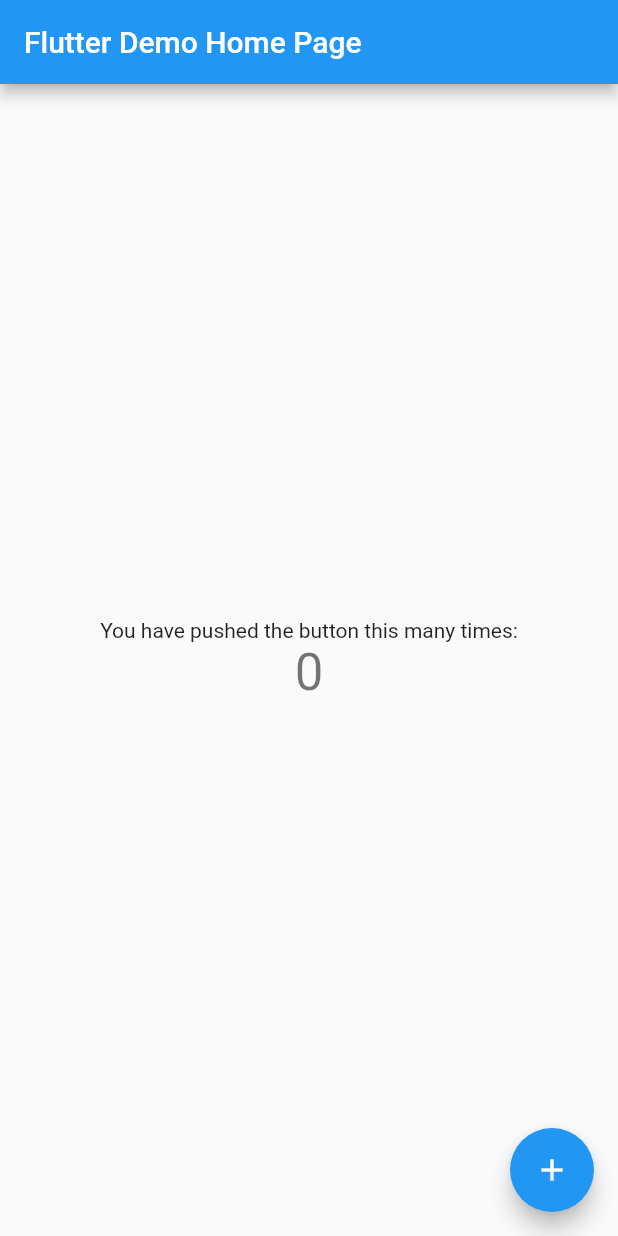
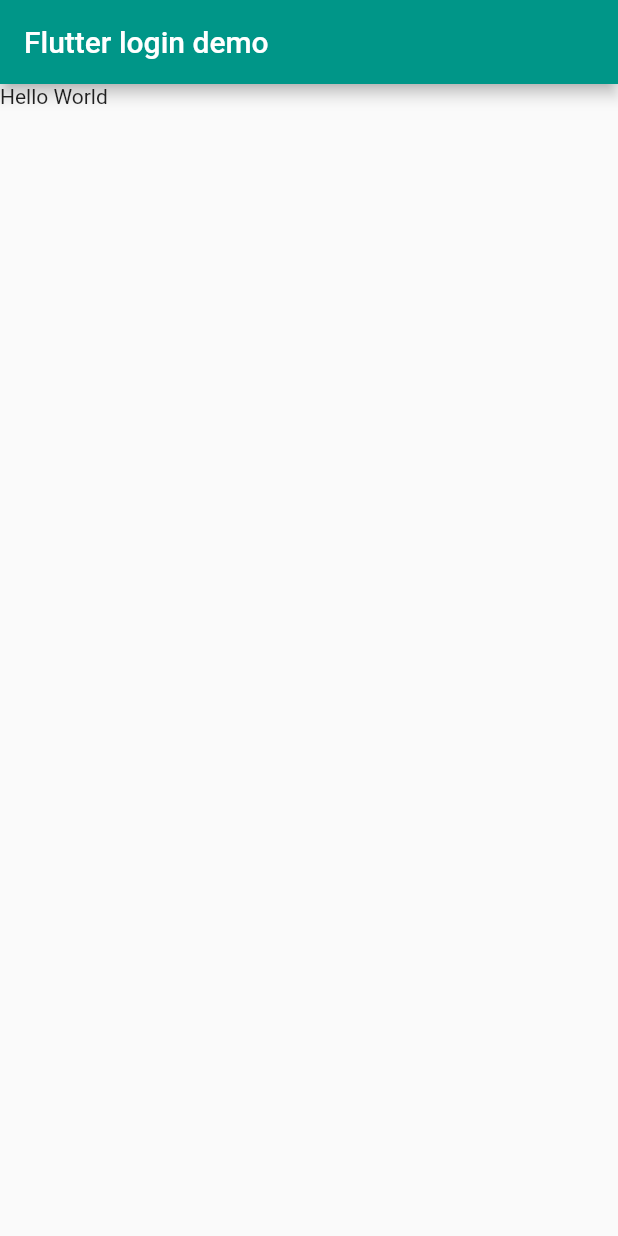
Before and after one commit to pjayathissa/cbac, a Flutter app: the screen it shows after launch, on a phone screen of 412 x 824 dp. Run offline on Flutter 3.47's test engine with Material 2 defaults, Android fonts, the light colour scheme and no system bars; our stand-ins replace qr_flutter.

Commit message:
added firebase and started login page

```diff
--- /dev/null
+++ b/cbacClinicianApp/lib/login_page.dart
@@ -0,0 +1,23 @@
+import 'package:flutter/material.dart';
+
+class LoginPage extends StatefulWidget {
+
+  @override
+  State<StatefulWidget> createState() => new _LoginPageState();
+
+}
+
+class _LoginPageState extends State<LoginPage>{
+
+  @override
+  Widget build(BuildContext context) {
+    return Scaffold(
+      appBar: AppBar(
+        title: Text("Flutter login demo"),
+      ),
+      body: Container(
+        child: Text("Hello World"),
+      ),
+    );
+  }
+}
--- a/cbacClinicianApp/lib/main.dart
+++ b/cbacClinicianApp/lib/main.dart
@@ -1,117 +1,19 @@
 import 'package:flutter/material.dart';
 
-void main() {
-  runApp(MyApp());
-}
+import 'login_page.dart';
+
+void main() => runApp(MyApp());
 
 class MyApp extends StatelessWidget {
-  // This widget is the root of your application.
+
   @override
   Widget build(BuildContext context) {
     return MaterialApp(
-      title: 'Flutter Demo',
+      title: 'Flutter Login Demo',
       theme: ThemeData(
-        // This is the theme of your application.
-        //
-        // Try running your application with "flutter run". You'll see the
-        // application has a blue toolbar. Then, without quitting the app, try
-        // changing the primarySwatch below to Colors.green and then invoke
-        // "hot reload" (press "r" in the console where you ran "flutter run",
-        // or simply save your changes to "hot reload" in a Flutter IDE).
-        // Notice that the counter didn't reset back to zero; the application
-        // is not restarted.
-        primarySwatch: Colors.blue,
-        // This makes the visual density adapt to the platform that you run
-        // the app on. For desktop platforms, the controls will be smaller and
-        // closer together (more dense) than on mobile platforms.
-        visualDensity: VisualDensity.adaptivePlatformDensity,
+        primarySwatch: Colors.teal,
       ),
-      home: MyHomePage(title: 'Flutter Demo Home Page'),
+      home: LoginPage()
     );
   }
 }
-
-class MyHomePage extends StatefulWidget {
-  MyHomePage({Key key, this.title}) : super(key: key);
-
-  // This widget is the home page of your application. It is stateful, meaning
-  // that it has a State object (defined below) that contains fields that affect
-  // how it looks.
-
-  // This class is the configuration for the state. It holds the values (in this
-  // case the title) provided by the parent (in this case the App widget) and
-  // used by the build method of the State. Fields in a Widget subclass are
-  // always marked "final".
-
-  final String title;
-
-  @override
-  _MyHomePageState createState() => _MyHomePageState();
-}
-
-class _MyHomePageState extends State<MyHomePage> {
-  int _counter = 0;
-
-  void _incrementCounter() {
-    setState(() {
-      // This call to setState tells the Flutter framework that something has
-      // changed in this State, which causes it to rerun the build method below
-      // so that the display can reflect the updated values. If we changed
-      // _counter without calling setState(), then the build method would not be
-      // called again, and so nothing would appear to happen.
-      _counter++;
-    });
-  }
-
-  @override
-  Widget build(BuildContext context) {
-    // This method is rerun every time setState is called, for instance as done
-    // by the _incrementCounter method above.
-    //
-    // The Flutter framework has been optimized to make rerunning build methods
-    // fast, so that you can just rebuild anything that needs updating rather
-    // than having to individually change instances of widgets.
-    return Scaffold(
-      appBar: AppBar(
-        // Here we take the value from the MyHomePage object that was created by
-        // the App.build method, and use it to set our appbar title.
-        title: Text(widget.title),
-      ),
-      body: Center(
-        // Center is a layout widget. It takes a single child and positions it
-        // in the middle of the parent.
-        child: Column(
-          // Column is also a layout widget. It takes a list of children and
-          // arranges them vertically. By default, it sizes itself to fit its
-          // children horizontally, and tries to be as tall as its parent.
-          //
-          // Invoke "debug painting" (press "p" in the console, choose the
-          // "Toggle Debug Paint" action from the Flutter Inspector in Android
-          // Studio, or the "Toggle Debug Paint" command in Visual Studio Code)
-          // to see the wireframe for each widget.
-          //
-          // Column has various properties to control how it sizes itself and
-          // how it positions its children. Here we use mainAxisAlignment to
-          // center the children vertically; the main axis here is the vertical
-          // axis because Columns are vertical (the cross axis would be
-          // horizontal).
-          mainAxisAlignment: MainAxisAlignment.center,
-          children: <Widget>[
-            Text(
-              'You have pushed the button this many times:',
-            ),
-            Text(
-              '$_counter',
-              style: Theme.of(context).textTheme.headline4,
-            ),
-          ],
-        ),
-      ),
-      floatingActionButton: FloatingActionButton(
-        onPressed: _incrementCounter,
-        tooltip: 'Increment',
-        child: Icon(Icons.add),
-      ), // This trailing comma makes auto-formatting nicer for build methods.
-    );
-  }
-}
```
Also changed, not shown: cbacClinicianApp/firebase.json (added).
